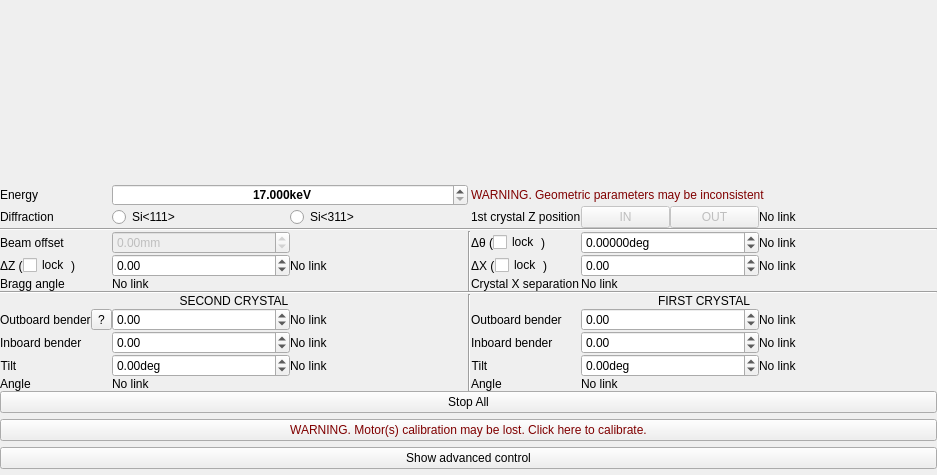
First picture: the form in mono/monoGui/monoGui.ui, repository MatthewJCameron/imbl, before the edit.
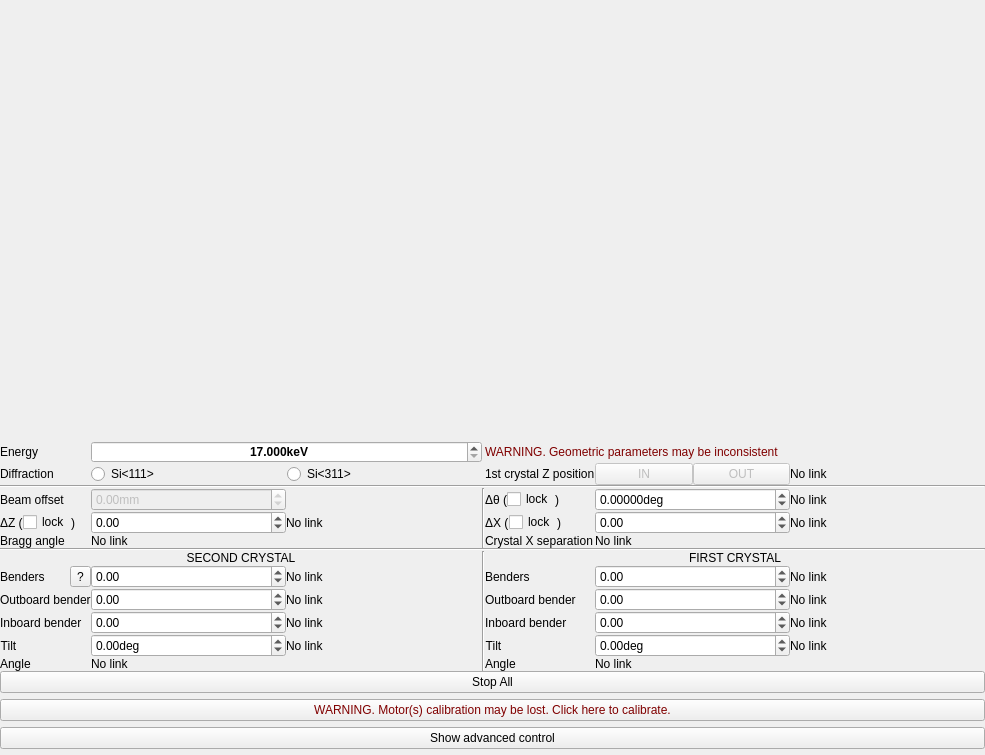
Second picture: the form after the edit. Icons and pictures are not drawn. Custom widgets are drawn as their Qt base class.

What changed in the file:
```diff
--- a/mono/monoGui/monoGui.ui
+++ b/mono/monoGui/monoGui.ui
@@ -6,8 +6,8 @@
    <rect>
     <x>0</x>
     <y>0</y>
-    <width>937</width>
-    <height>475</height>
+    <width>985</width>
+    <height>755</height>
    </rect>
   </property>
   <property name="sizePolicy">
@@ -32,8 +32,8 @@
       <property name="spacing">
        <number>0</number>
       </property>
-      <item row="9" column="4">
-       <widget class="QLabel" name="label_18">
+      <item row="10" column="4">
+       <widget class="QLabel" name="label_bend_1">
         <property name="sizePolicy">
          <sizepolicy hsizetype="Fixed" vsizetype="Preferred">
           <horstretch>0</horstretch>
@@ -45,8 +45,8 @@
         </property>
        </widget>
       </item>
-      <item row="11" column="2">
-       <widget class="QLabel" name="readTilt2">
+      <item row="12" column="2">
+       <widget class="QVariantLabel" name="readTilt2">
         <property name="text">
          <string>No link</string>
         </property>
@@ -100,8 +100,8 @@
         </property>
        </widget>
       </item>
-      <item row="10" column="6">
-       <widget class="QLabel" name="readB1ib">
+      <item row="11" column="6">
+       <widget class="QVariantLabel" name="readB1ib">
         <property name="text">
          <string>No link</string>
         </property>
@@ -120,6 +120,16 @@
         </property>
        </widget>
       </item>
+      <item row="14" column="0" colspan="7">
+       <widget class="QPushButton" name="stop">
+        <property name="toolTip">
+         <string>Stop any motion.</string>
+        </property>
+        <property name="text">
+         <string>Stop All</string>
+        </property>
+       </widget>
+      </item>
       <item row="5" column="4">
        <layout class="QHBoxLayout" name="horizontalLayout_4">
         <item>
@@ -160,7 +170,7 @@
         </item>
        </layout>
       </item>
-      <item row="9" column="5">
+      <item row="10" column="5">
        <widget class="Tuner" name="bend1ob">
         <property name="minimum">
          <double>-2147483647.000000000000000</double>
@@ -170,18 +180,8 @@
         </property>
        </widget>
       </item>
-      <item row="13" column="0" colspan="7">
-       <widget class="QPushButton" name="stop">
-        <property name="toolTip">
-         <string>Stop any motion.</string>
-        </property>
-        <property name="text">
-         <string>Stop All</string>
-        </property>
-       </widget>
-      </item>
-      <item row="10" column="2">
-       <widget class="QLabel" name="readB2ib">
+      <item row="11" column="2">
+       <widget class="QVariantLabel" name="readB2ib">
         <property name="text">
          <string>No link</string>
         </property>
@@ -194,13 +194,20 @@
         </property>
        </widget>
       </item>
-      <item row="11" column="6">
-       <widget class="QLabel" name="readTilt1">
+      <item row="12" column="6">
+       <widget class="QVariantLabel" name="readTilt1">
         <property name="text">
          <string>No link</string>
         </property>
        </widget>
       </item>
+      <item row="11" column="4">
+       <widget class="QLabel" name="label_bend_1_sec">
+        <property name="text">
+         <string>Inboard bender</string>
+        </property>
+       </widget>
+      </item>
       <item row="5" column="0">
        <layout class="QHBoxLayout" name="horizontalLayout_7">
         <item>
@@ -255,13 +262,6 @@
         </property>
        </widget>
       </item>
-      <item row="9" column="2">
-       <widget class="QLabel" name="readB2ob">
-        <property name="text">
-         <string>No link</string>
-        </property>
-       </widget>
-      </item>
       <item row="1" column="4" colspan="3">
        <widget class="QLabel" name="status">
         <property name="styleSheet">
@@ -312,14 +312,14 @@
         </item>
        </layout>
       </item>
-      <item row="10" column="0">
-       <widget class="QLabel" name="label_6">
+      <item row="11" column="0">
+       <widget class="QLabel" name="label_bend_2_sec">
         <property name="text">
          <string>Inboard bender</string>
         </property>
        </widget>
       </item>
-      <item row="10" column="5">
+      <item row="11" column="5">
        <widget class="Tuner" name="bend1ib">
         <property name="minimum">
          <double>-2147483647.000000000000000</double>
@@ -329,8 +329,8 @@
         </property>
        </widget>
       </item>
-      <item row="11" column="4">
-       <widget class="QLabel" name="label_13">
+      <item row="12" column="4">
+       <widget class="QLabel" name="label_tilt_1">
         <property name="sizePolicy">
          <sizepolicy hsizetype="Fixed" vsizetype="Preferred">
           <horstretch>0</horstretch>
@@ -359,8 +359,8 @@
         </property>
        </widget>
       </item>
-      <item row="9" column="6">
-       <widget class="QLabel" name="readB1ob">
+      <item row="10" column="6">
+       <widget class="QVariantLabel" name="readB1ob">
         <property name="text">
          <string>No link</string>
         </property>
@@ -376,7 +376,7 @@
         </property>
        </widget>
       </item>
-      <item row="11" column="5">
+      <item row="12" column="5">
        <widget class="Tuner" name="tilt1">
         <property name="suffix">
          <string>deg</string>
@@ -396,7 +396,7 @@
         </property>
        </widget>
       </item>
-      <item row="10" column="1">
+      <item row="11" column="1">
        <widget class="Tuner" name="bend2ib">
         <property name="minimum">
          <double>-2147483647.000000000000000</double>
@@ -432,13 +432,6 @@
         </property>
        </widget>
       </item>
-      <item row="10" column="4">
-       <widget class="QLabel" name="label_12">
-        <property name="text">
-         <string>Inboard bender</string>
-        </property>
-       </widget>
-      </item>
       <item row="8" column="4" colspan="3">
        <widget class="QLabel" name="label1">
         <property name="text">
@@ -456,7 +449,7 @@
         </property>
        </widget>
       </item>
-      <item row="11" column="1">
+      <item row="12" column="1">
        <widget class="Tuner" name="tilt2">
         <property name="suffix">
          <string>deg</string>
@@ -469,8 +462,8 @@
         </property>
        </widget>
       </item>
-      <item row="11" column="0">
-       <widget class="QLabel" name="label_10">
+      <item row="12" column="0">
+       <widget class="QLabel" name="label_tilt_2">
         <property name="sizePolicy">
          <sizepolicy hsizetype="Fixed" vsizetype="Preferred">
           <horstretch>0</horstretch>
@@ -593,7 +586,7 @@
         </property>
        </widget>
       </item>
-      <item row="8" column="3" rowspan="5">
+      <item row="8" column="3" rowspan="6">
        <widget class="Line" name="line_3">
         <property name="orientation">
          <enum>Qt::Vertical</enum>
@@ -607,21 +600,21 @@
         </property>
        </widget>
       </item>
-      <item row="12" column="1" colspan="2">
+      <item row="13" column="1" colspan="2">
        <widget class="QLabel" name="readBragg2">
         <property name="text">
          <string>No link</string>
         </property>
        </widget>
       </item>
-      <item row="12" column="5" colspan="2">
+      <item row="13" column="5" colspan="2">
        <widget class="QLabel" name="readBragg1">
         <property name="text">
          <string>No link</string>
         </property>
        </widget>
       </item>
-      <item row="9" column="1">
+      <item row="10" column="1">
        <widget class="Tuner" name="bend2ob">
         <property name="minimum">
          <double>-2147483647.000000000000000</double>
@@ -631,44 +624,14 @@
         </property>
        </widget>
       </item>
-      <item row="9" column="0">
-       <layout class="QHBoxLayout" name="horizontalLayout_8">
-        <property name="spacing">
-         <number>0</number>
-        </property>
-        <item>
-         <widget class="QLabel" name="label_17">
-          <property name="sizePolicy">
-           <sizepolicy hsizetype="Fixed" vsizetype="Preferred">
-            <horstretch>0</horstretch>
-            <verstretch>0</verstretch>
-           </sizepolicy>
-          </property>
-          <property name="text">
-           <string>Outboard bender</string>
-          </property>
-         </widget>
-        </item>
-        <item>
-         <widget class="QToolButton" name="wtf">
-          <property name="toolTip">
-           <string>what are the bending parameters?</string>
-          </property>
-          <property name="text">
-           <string>?</string>
-          </property>
-         </widget>
-        </item>
-       </layout>
-      </item>
-      <item row="12" column="0">
+      <item row="13" column="0">
        <widget class="QLabel" name="label_16">
         <property name="text">
          <string>Angle</string>
         </property>
        </widget>
       </item>
-      <item row="12" column="4">
+      <item row="13" column="4">
        <widget class="QLabel" name="label_19">
         <property name="text">
          <string>Angle</string>
@@ -725,6 +688,96 @@
         </property>
        </widget>
       </item>
+      <item row="9" column="1">
+       <widget class="Tuner" name="bends2">
+        <property name="minimum">
+         <double>-2147483647.000000000000000</double>
+        </property>
+        <property name="maximum">
+         <double>2147483647.000000000000000</double>
+        </property>
+       </widget>
+      </item>
+      <item row="9" column="5">
+       <widget class="Tuner" name="bends1">
+        <property name="minimum">
+         <double>-2147483647.000000000000000</double>
+        </property>
+        <property name="maximum">
+         <double>2147483647.000000000000000</double>
+        </property>
+       </widget>
+      </item>
+      <item row="9" column="4">
+       <widget class="QLabel" name="label_benders1">
+        <property name="text">
+         <string>Benders</string>
+        </property>
+       </widget>
+      </item>
+      <item row="10" column="2">
+       <widget class="QVariantLabel" name="readB2ob">
+        <property name="text">
+         <string>No link</string>
+        </property>
+       </widget>
+      </item>
+      <item row="9" column="2">
+       <widget class="QVariantLabel" name="readB2">
+        <property name="text">
+         <string>No link</string>
+        </property>
+       </widget>
+      </item>
+      <item row="9" column="6">
+       <widget class="QVariantLabel" name="readB1">
+        <property name="text">
+         <string>No link</string>
+        </property>
+       </widget>
+      </item>
+      <item row="9" column="0">
+       <widget class="QWidget" name="bendlay" native="true">
+        <layout class="QHBoxLayout" name="horizontalLayout_8">
+         <property name="spacing">
+          <number>0</number>
+         </property>
+         <property name="margin">
+          <number>0</number>
+         </property>
+         <item>
+          <widget class="QLabel" name="label_benders2">
+           <property name="text">
+            <string>Benders</string>
+           </property>
+          </widget>
+         </item>
+         <item>
+          <widget class="QToolButton" name="wtf">
+           <property name="toolTip">
+            <string>what are the bending parameters?</string>
+           </property>
+           <property name="text">
+            <string>?</string>
+           </property>
+          </widget>
+         </item>
+        </layout>
+       </widget>
+      </item>
+      <item row="10" column="0">
+       <widget class="QLabel" name="label_bend_2">
+        <property name="sizePolicy">
+         <sizepolicy hsizetype="Fixed" vsizetype="Preferred">
+          <horstretch>0</horstretch>
+          <verstretch>0</verstretch>
+         </sizepolicy>
+        </property>
+        <property name="text">
+         <string>Outboard bender</string>
+        </property>
+       </widget>
+      </item>
      </layout>
     </widget>
    </item>
@@ -791,6 +844,11 @@
     <signal>escaped()</signal>
    </slots>
   </customwidget>
+  <customwidget>
+   <class>QVariantLabel</class>
+   <extends>QLabel</extends>
+   <header location="global">qtpvwidgets.h</header>
+  </customwidget>
  </customwidgets>
  <resources>
   <include location="monoGui.qrc"/>
```
